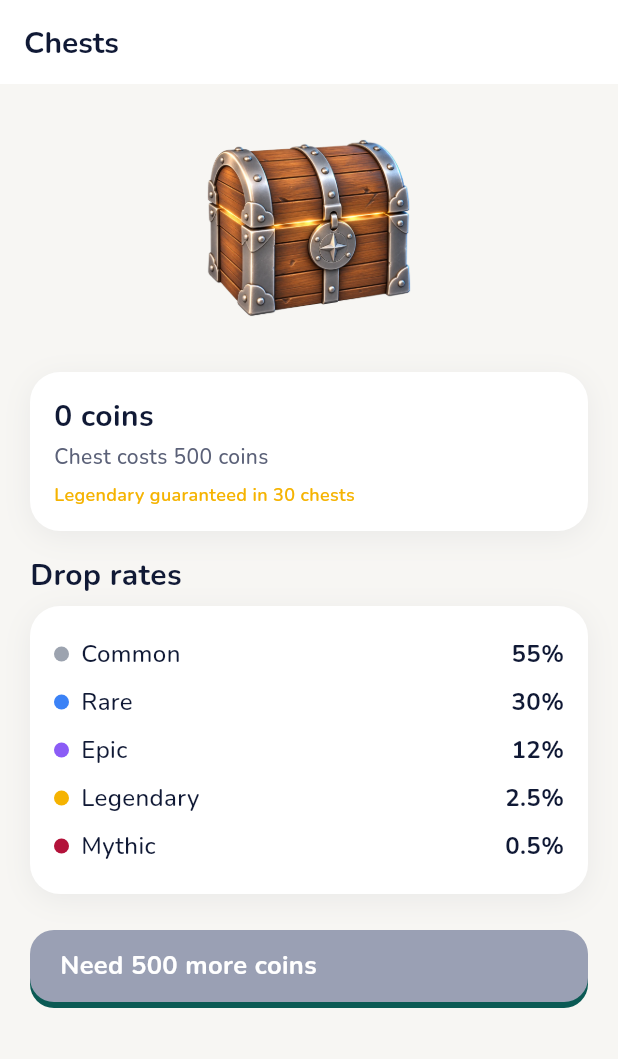
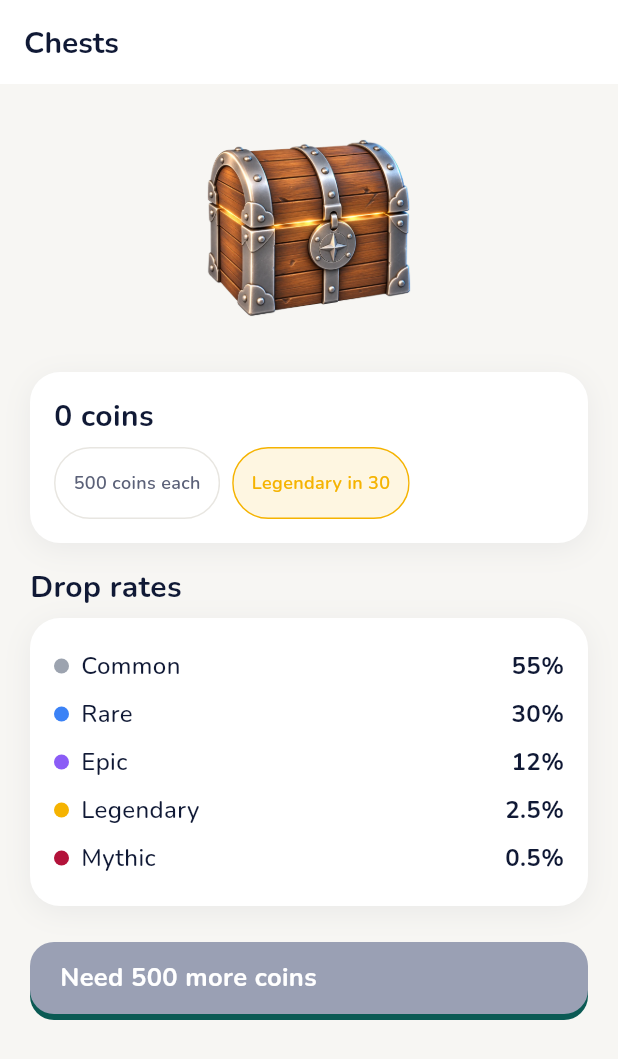
Before and after one commit to Sithum-BASG/Questline, a Flutter app: the ChestsScreen screen opened by its route, on a phone screen of 412 x 824 dp. Shown: the top 1059 px of the screen. Run offline on Flutter 3.47's test engine with Material 3 defaults, Android fonts, the phone set to English and light mode, and no system bars; our stand-ins replace app_links, fl_chart, flutter_local_notifications, flutter_riverpod, flutter_timezone, freezed_annotation and 8 more; missing offline and left inert: mobile_scanner; accounts and stored records are empty; statements that could not run were skipped.

Commit message:
style(hero): design-review polish for home profile chests wardrobe
Task: T120

```diff
--- a/app/lib/features/chests/chests_screen.dart
+++ b/app/lib/features/chests/chests_screen.dart
@@ -9,10 +9,11 @@ import '../../core/theme/app_colors.dart';
 import '../../core/theme/app_spacing.dart';
 import '../../core/theme/app_text.dart';
 import '../../core/widgets/empty_state.dart';
+import '../../core/widgets/loading_skeleton.dart';
 import '../../core/widgets/q_button.dart';
 import '../../core/widgets/q_card.dart';
+import '../../core/widgets/q_chip.dart';
 import 'providers/chest_providers.dart';
-import '../../core/widgets/loading_skeleton.dart';
 
 /// Rates, pity counter and open actions for chests.
 class ChestsScreen extends ConsumerStatefulWidget {
@@ -86,23 +87,24 @@ class _ChestsScreenState extends ConsumerState<ChestsScreen> {
                 child: Column(
                   crossAxisAlignment: CrossAxisAlignment.start,
                   children: [
-                    Text('${data.coins} coins', style: AppText.h2),
-                    const SizedBox(height: AppSpacing.s4),
-                    Text(
-                      'Chest costs ${data.chestCost} coins',
-                      style: AppText.bodySmall,
-                    ),
-                    if (data.freeChests > 0) ...[
-                      const SizedBox(height: AppSpacing.s8),
-                      Text(
-                        '${data.freeChests} free chest${data.freeChests == 1 ? '' : 's'} ready',
-                        style: AppText.bodySmall.copyWith(color: AppColors.tealDeep),
-                      ),
-                    ],
+                    Text('${data.coins} coins', style: AppText.h2, softWrap: true),
                     const SizedBox(height: AppSpacing.s8),
-                    Text(
-                      'Legendary guaranteed in ${data.untilLegendary} chest${data.untilLegendary == 1 ? '' : 's'}',
-                      style: AppText.caption.copyWith(color: AppColors.legendary),
+                    Wrap(
+                      spacing: AppSpacing.s8,
+                      runSpacing: AppSpacing.s8,
+                      children: [
+                        QChip(label: '${data.chestCost} coins each'),
+                        if (data.freeChests > 0)
+                          QChip(
+                            label: '${data.freeChests} free',
+                            selected: true,
+                          ),
+                        QChip(
+                          label: 'Legendary in ${data.untilLegendary}',
+                          kind: QChipKind.rarity,
+                          color: AppColors.legendary,
+                        ),
+                      ],
                     ),
                   ],
                 ),
--- a/app/lib/features/home/home_screen.dart
+++ b/app/lib/features/home/home_screen.dart
@@ -87,8 +87,7 @@ class _HomeBody extends ConsumerWidget {
                 child: Text(
                   'Hi, ${profile.displayName}',
                   style: AppText.h1,
-                  maxLines: 1,
-                  overflow: TextOverflow.ellipsis,
+                  softWrap: true,
                 ),
               ),
               if (snapshot.offline)
@@ -210,6 +209,7 @@ class _HomeBody extends ConsumerWidget {
                 title: task.title,
                 stat: task.stat ?? 'intellect',
                 dueLabel: task.dueAt == null ? 'No due date' : _timeLeft(task.dueAt!, now),
+                provisional: task.provisional,
                 onPlay: () => context.push('/focus/start?taskId=${task.id}'),
               ),
               const SizedBox(height: AppSpacing.s8),
```
Also changed, not shown: app/lib/features/hero/profile_screen.dart (+31 -7 lines), app/lib/features/hero/wardrobe_screen.dart (+18 -5 lines).
